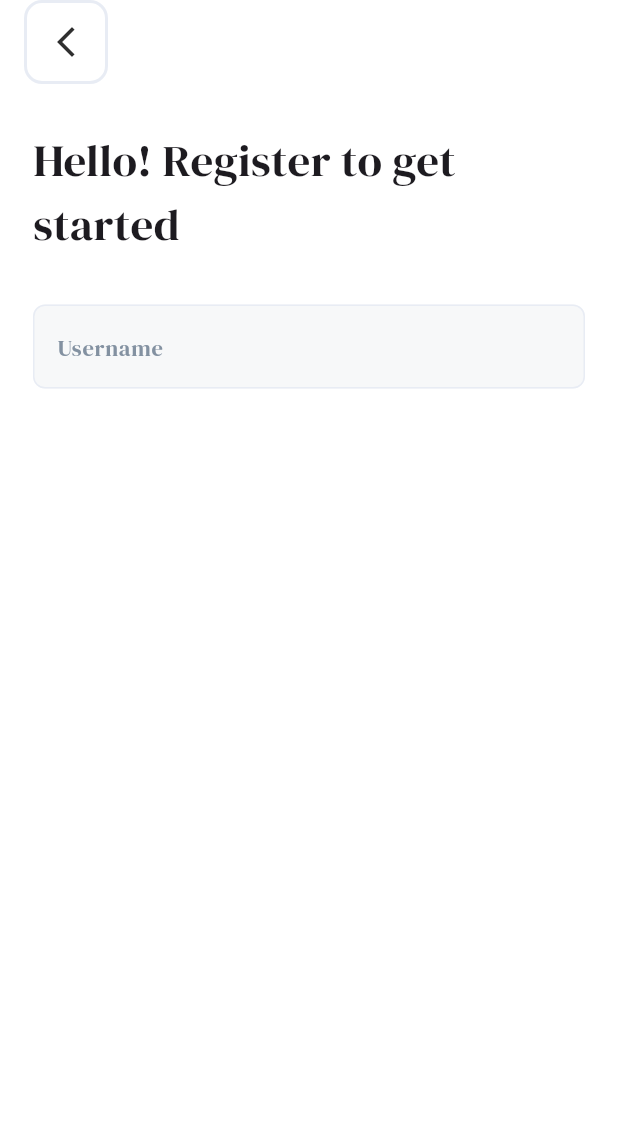
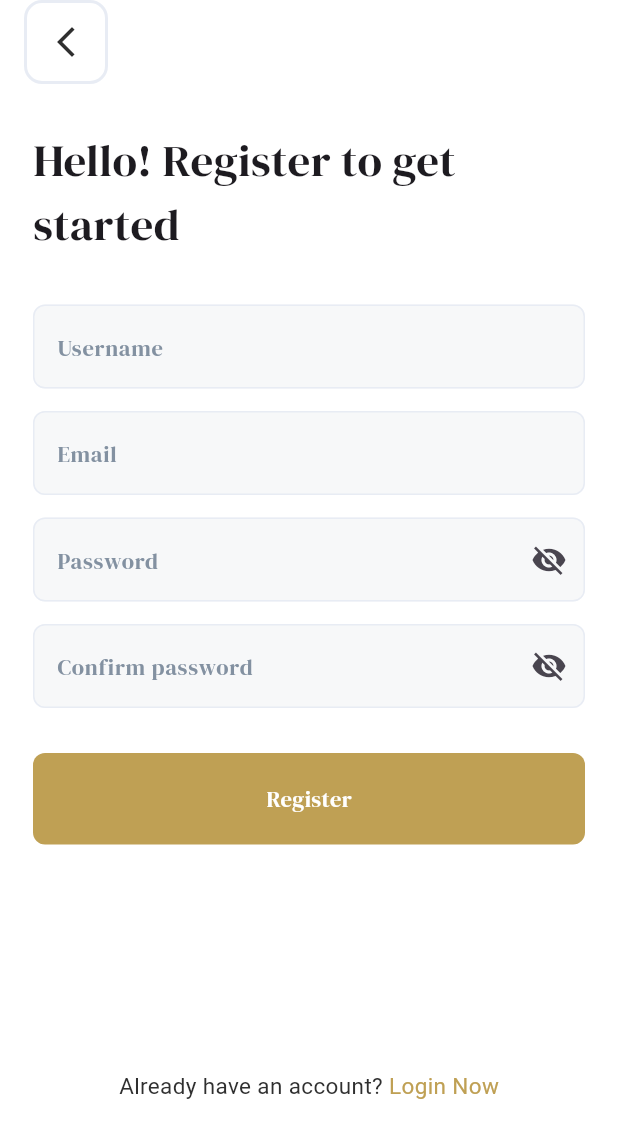
Before and after one commit to ahmedpasha00/bookia128new, a Flutter app: the RegisterScreen screen opened directly, on a phone screen of 412 x 824 dp. Shown: the top 1138 px of the screen. Run offline on Flutter 3.47's test engine with Material 3 defaults, Android fonts, the phone set to English and light mode, and no system bars; our stand-ins replace flutter_svg.

Commit message:
Register Scren done

```diff
--- a/lib/feature/auth/presentation/ui/register/register_screen.dart
+++ b/lib/feature/auth/presentation/ui/register/register_screen.dart
@@ -1,4 +1,6 @@
+import 'package:bookia/core/theme/app_colors.dart';
 import 'package:bookia/core/widgets/coustom_app_bar.dart';
+import 'package:bookia/core/widgets/coustom_buttom.dart';
 import 'package:bookia/core/widgets/coustom_text_form_field.dart';
 import 'package:flutter/cupertino.dart';
 import 'package:flutter/material.dart';
@@ -16,7 +18,7 @@ class RegisterScreen extends StatelessWidget {
           child: Column(
             crossAxisAlignment: CrossAxisAlignment.start,
             children: [
-               SizedBox(height: 29),
+              SizedBox(height: 29),
               Text(
                 "Hello! Register to get\nstarted",
                 style: TextStyle(fontSize: 30, fontWeight: FontWeight.w400),
@@ -24,11 +26,43 @@ class RegisterScreen extends StatelessWidget {
               SizedBox(height: 32),
               CoustomTextFormField(hintText: 'Username'),
               SizedBox(height: 15),
+              CoustomTextFormField(hintText: 'Email'),
+              SizedBox(height: 15),
+              CoustomTextFormField(hintText: 'Password', isPassword: true),
+              SizedBox(height: 15),
+              CoustomTextFormField(
+                hintText: 'Confirm password',
+                isPassword: true,
+              ),
+              SizedBox(height: 30),
+              CoustomButtom(titel: "Register"),
+              SizedBox(height: 150),
+              Center(
+                child: Text.rich(
+                  TextSpan(
+                    children: [
+                      TextSpan(
+                        text: "Already have an account?",
+                        style: TextStyle(
+                          color: AppColors.darkColor,
+                          fontSize: 15,
+                        ),
+                      ),
+                      TextSpan(
+                        text: " Login Now",
+                        style: TextStyle(
+                          color: AppColors.primaryColor,
+                          fontSize: 15,
+                        ),
+                      ),
+                    ],
+                  ),
+                ),
+              ),
             ],
           ),
         ),
-        ),
-
+      ),
     );
   }
 }
--- a/lib/feature/welcome/presentation/ui/welcon_screen.dart
+++ b/lib/feature/welcome/presentation/ui/welcon_screen.dart
@@ -1,6 +1,7 @@
 import 'package:bookia/core/theme/app_colors.dart';
 import 'package:bookia/core/widgets/coustom_buttom.dart';
 import 'package:bookia/feature/auth/presentation/ui/login/login_screen.dart';
+import 'package:bookia/feature/auth/presentation/ui/register/register_screen.dart';
 import 'package:flutter/cupertino.dart';
 import 'package:flutter/material.dart';
 
@@ -45,7 +46,18 @@ class WelconScreen extends StatelessWidget {
                 ),
                 SizedBox(height: 15),
 
-                CoustomButtom(titel: 'Register', backgroundColor: Colors.white),
+                InkWell(
+                  onTap: () {
+                    Navigator.push(
+                      context,
+                      MaterialPageRoute(builder: (context) => RegisterScreen()),
+                    );
+                  },
+                  child: CoustomButtom(
+                    titel: 'Register',
+                    backgroundColor: Colors.white,
+                  ),
+                ),
                 SizedBox(height: 95),
               ],
             ),
```
